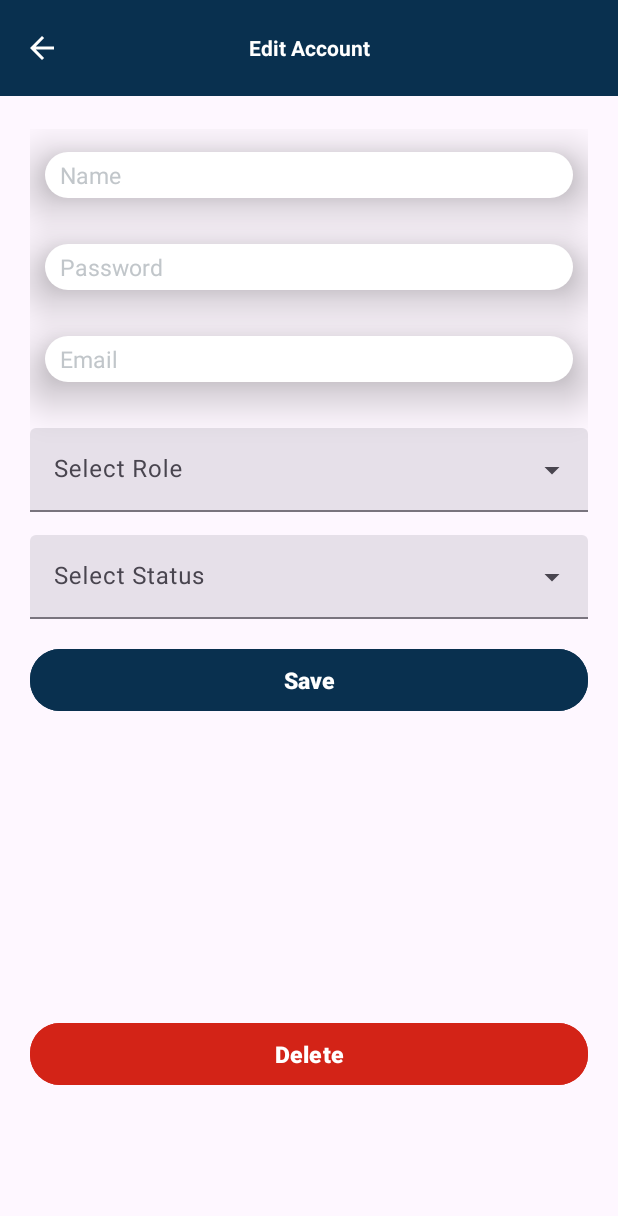
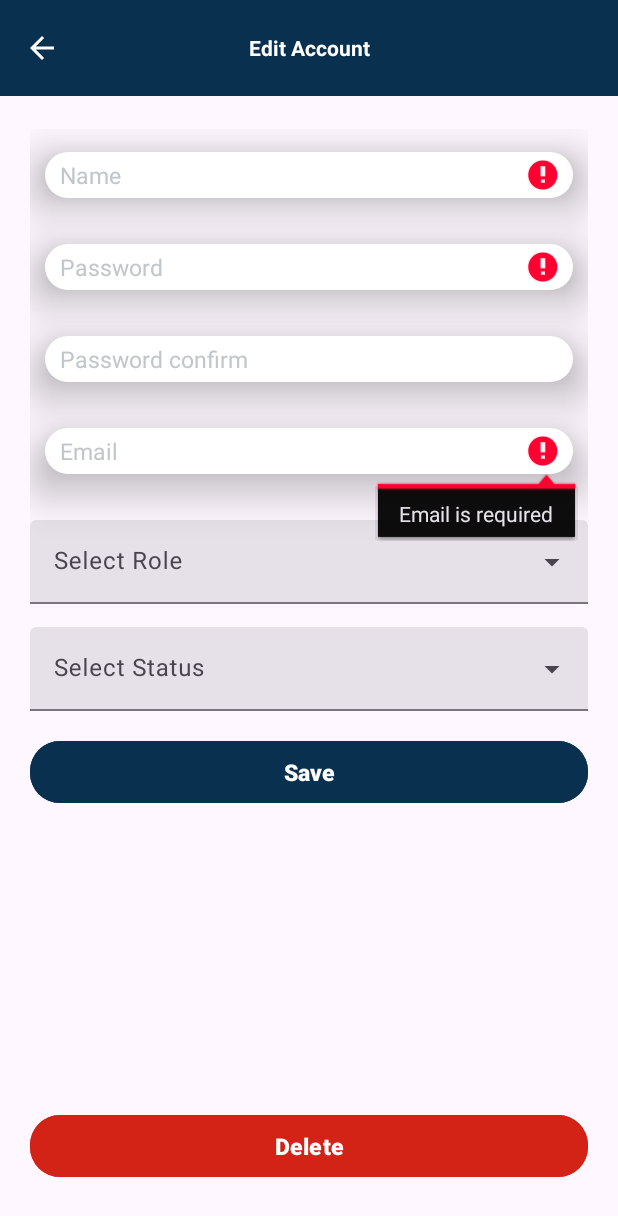
Before and after one commit to NguyenHuyen0410/HSM, an Android app: the EditAccountActivity screen opened directly, with no data from a screen before it, after a tap on "Save", on a phone screen of 412 x 824 dp. Shown: the top 1216 px of the screen. Run offline under Robolectric (Android 15) with nearby library versions, the phone set to English and light mode, and no system bars; 6 statements that could not run were skipped.

Commit message:
#crud account validating(pending)

```diff
--- a/app/src/main/AndroidManifest.xml
+++ b/app/src/main/AndroidManifest.xml
@@ -2,7 +2,7 @@
 <manifest xmlns:android="http://schemas.android.com/apk/res/android"
     xmlns:tools="http://schemas.android.com/tools">
     <uses-permission android:name="android.permission.INTERNET"/>
-    <uses-permission android:name="android.permission.POST_NOTIFICATIONS" />
+    <uses-permission android:name="android.permission.POST_NOTIFICATIONS"/>
 
     <application
         android:allowBackup="true"
--- a/app/src/main/java/com/example/hsb/entities/Account.java
+++ b/app/src/main/java/com/example/hsb/entities/Account.java
@@ -12,7 +12,7 @@ import lombok.Setter;
 @NoArgsConstructor
 public class Account implements Serializable {
 
-    private boolean isExpanded;
+    private boolean isExpanded; //MVVM
 
     public Account(String id, String name, String email, String password, String accountStatus,
                    int images, boolean isDeleted, LocalDateTime createdDate,
--- a/app/src/main/java/com/example/hsb/repository/AccountRepository.java
+++ /dev/null
@@ -1,5 +0,0 @@
-package com.example.hsb.repository;
-
-public class AccountRepository {
-    // todo
-}
--- /dev/null
+++ b/app/src/main/java/com/example/hsb/storage/AccountConstant.java
@@ -0,0 +1,5 @@
+package com.example.hsb.storage;
+
+public class AccountConstant {
+    public static String ACCOUNT = "accounts";
+}
--- a/app/src/main/java/com/example/hsb/ui/account/activity/edit_account_activity/EditAccountActivity.java
+++ b/app/src/main/java/com/example/hsb/ui/account/activity/edit_account_activity/EditAccountActivity.java
@@ -22,12 +22,14 @@ import androidx.lifecycle.ViewModelProvider;
 import com.example.hsb.R;
 import com.example.hsb.entities.Account;
 import com.example.hsb.storage.SystemRoles;
+import com.example.hsb.utils.ValidateUtil;
 
 public class EditAccountActivity extends AppCompatActivity {
     private String[] statusItems = {"ACTIVE", "TERMINATE"};
     private String[] roleItems = {"MANAGER", "RECEPTIONIST", "CUSTOMER"};
     private EditText name;
     private EditText password;
+    private EditText passwordConfirm;
     private EditText email;
     private AutoCompleteTextView autoCompleteStatus;
     private AutoCompleteTextView autoCompleteRole;
@@ -58,6 +60,7 @@ public class EditAccountActivity extends AppCompatActivity {
 
         name = findViewById(R.id.et_user_name);
         password = findViewById(R.id.et_password);
+        passwordConfirm = findViewById(R.id.et_confirm_password);
         email = findViewById(R.id.et_email);
         autoCompleteRole = findViewById(R.id.auto_complete_role);
         autoCompleteStatus = findViewById(R.id.auto_complete_status);
@@ -70,11 +73,7 @@ public class EditAccountActivity extends AppCompatActivity {
         // Get the account passed to the activity
         Account account = (Account) getIntent().getSerializableExtra("account");
         if (account != null) {
-            name.setText(account.getName());
-            password.setText(account.getPassword()); // Assuming password is retrievable, otherwise, handle appropriately
-            email.setText(account.getEmail());
-            autoCompleteRole.setText(account.getRole().getName(), false);
-            autoCompleteStatus.setText(account.getAccountStatus(), false);
+            setCreateData(account);
         } else{
             account = new Account();
         }
@@ -99,7 +98,7 @@ public class EditAccountActivity extends AppCompatActivity {
         saveBtn.setOnClickListener(new View.OnClickListener() {
             @Override
             public void onClick(View v) {
-                setData(finalAccount);
+                setUpdateData(finalAccount);
                 if (finalAccount.getId() != null) {
                     // Call ViewModel to update account
                     editAccountActivityViewModel.editAccounts(finalAccount);
@@ -146,11 +145,25 @@ public class EditAccountActivity extends AppCompatActivity {
         return super.onOptionsItemSelected(item);
     }
 
-    public void setData(@Nullable Account account) {
+    public void setUpdateData(@Nullable Account account) {
+        boolean check = true;
         // Retrieve data from the fields
-        String updatedName = name.getText().toString();
-        String updatedPassword = password.getText().toString();
-        String updatedEmail = email.getText().toString();
+        String updatedName = "";
+        if(check==ValidateUtil.isNameValid(name)){
+            updatedName = name.getText().toString();
+        }
+        String updatedPassword = "";
+        if(check!=ValidateUtil.isPassEqual(password, passwordConfirm)){
+
+        }
+        if(check==ValidateUtil.isPasswordValid(password)){
+            updatedPassword = password.getText().toString();
+        }
+        String updatedEmail = "";
+        if(check==ValidateUtil.isEmailValid(email)){
+            updatedEmail = email.getText().toString();
+        }
+
         String updatedRole = autoCompleteRole.getText().toString();
         String updatedStatus = autoCompleteStatus.getText().toString();
 
@@ -171,4 +184,24 @@ public class EditAccountActivity extends AppCompatActivity {
         }
         account.setAccountStatus(updatedStatus);
     }
+
+    public void setCreateData(@Nullable Account account){
+        boolean check = true;
+        name.setText(account.getName());
+        if(check!=ValidateUtil.isNameValid(name)){
+
+        }
+        password.setText(account.getPassword()); // Assuming password is retrievable, otherwise, handle appropriately
+        if(check!=ValidateUtil.isPasswordValid(password)){
+
+        } if(check!=ValidateUtil.isPassEqual(password, passwordConfirm)){
+
+        }
+        email.setText(account.getEmail());
+        if(check!=ValidateUtil.isEmailValid(email)){
+
+        }
+        autoCompleteRole.setText(account.getRole().getName(), false);
+        autoCompleteStatus.setText(account.getAccountStatus(), false);
+    }
 }
--- a/app/src/main/java/com/example/hsb/ui/account/fragment/account_fragment/AccountFragmentViewModel.java
+++ b/app/src/main/java/com/example/hsb/ui/account/fragment/account_fragment/AccountFragmentViewModel.java
@@ -19,7 +19,6 @@ import retrofit2.Callback;
 import retrofit2.Response;
 
 public class AccountFragmentViewModel extends ViewModel {
-
     private List<Account> accountList;
     private MutableLiveData<List<Account>> mListAccountLiveData;
 
--- a/app/src/main/java/com/example/hsb/utils/ValidateUtil.java
+++ b/app/src/main/java/com/example/hsb/utils/ValidateUtil.java
@@ -24,7 +24,7 @@ public class ValidateUtil {
             etPassword.setError("Password is required");
             etPassword.requestFocus();
             return false;
-        } else if (password.length() < 8) {
+        } else if (password.length() < 6) {
             etPassword.setError("Password must be at least 8 characters");
             etPassword.requestFocus();
             return false;
@@ -47,7 +47,7 @@ public class ValidateUtil {
     }
     public static boolean isNameValid(EditText etName) {
         String name = etName.getText().toString();
-        if (name.isEmpty() || name.length() < 5) {
+        if (name.isEmpty() || name.length() < 6) {
             etName.setError("Name is required, at least 5 characters");
             etName.requestFocus();
             return false;
--- a/app/src/main/res/layout/edit_account.xml
+++ b/app/src/main/res/layout/edit_account.xml
@@ -38,7 +38,7 @@
             android:layout_width="match_parent"
             android:layout_height="wrap_content"
             android:background="@drawable/edittext_bg"
-            android:hint="Name" />
+            android:hint="@string/name" />
 
         <EditText
             android:id="@+id/et_password"
@@ -46,7 +46,16 @@
             android:layout_width="match_parent"
             android:layout_height="wrap_content"
             android:background="@drawable/edittext_bg"
-            android:hint="Password"
+            android:hint="@string/password"
+            android:inputType="textPassword" />
+
+        <EditText
+            android:id="@+id/et_confirm_password"
+            style="@style/edit_account_input"
+            android:layout_width="match_parent"
+            android:layout_height="wrap_content"
+            android:background="@drawable/edittext_bg"
+            android:hint="@string/password_confirm"
             android:inputType="textPassword" />
 
         <EditText
@@ -55,7 +64,7 @@
             android:layout_width="match_parent"
             android:layout_height="wrap_content"
             android:background="@drawable/edittext_bg"
-            android:hint="Email" />
+            android:hint="@string/email" />
 
         <com.google.android.material.textfield.TextInputLayout
             style="@style/Widget.Material3.TextInputLayout.FilledBox.ExposedDropdownMenu"
--- a/app/src/main/res/values/strings.xml
+++ b/app/src/main/res/values/strings.xml
@@ -3,4 +3,8 @@
     <string name="edit_account">Edit Account</string>
     <string name="delete">Delete</string>
     <string name="add_account">Add new account</string>
+    <string name="name">Name</string>
+    <string name="password">Password</string>
+    <string name="password_confirm">Password confirm</string>
+    <string name="email">Email</string>
 </resources>
```
Also changed, not shown: app/src/main/java/com/example/hsb/ui/account/activity/edit_account_activity/EditAccountActivityViewModel.java (+54 -49 lines), app/src/main/java/com/example/hsb/ui/account/adapter/AccountAdapter.java (+4 -4 lines).
